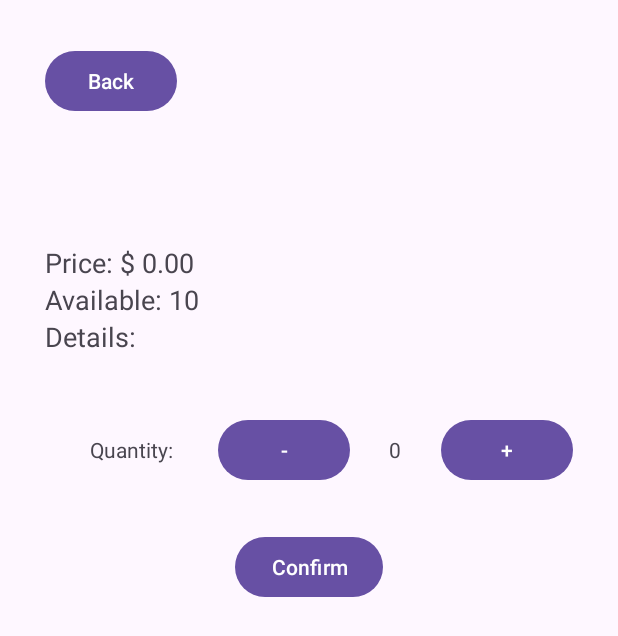
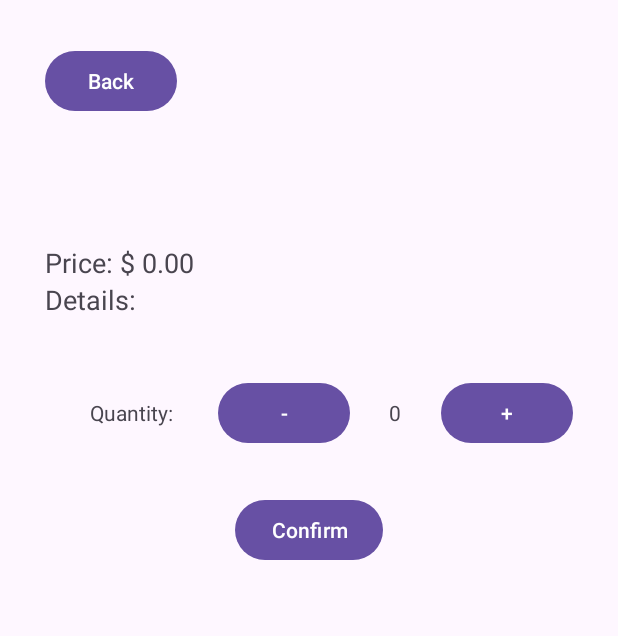
Before and after one commit to Celian4862/MobileDev, an Android app: the DetailsActivity screen opened directly, with no data from a screen before it, on a phone screen of 412 x 824 dp. Shown: the top 636 px of the screen. Run offline under Robolectric (Android 15) with nearby library versions, the phone set to English and light mode, and no system bars.

Commit message:
Updated activity_details.xml, strings.xml Removed the "available" TextView and the available string resource

```diff
--- a/app/src/main/res/layout/activity_details.xml
+++ b/app/src/main/res/layout/activity_details.xml
@@ -50,13 +50,6 @@
                 android:layout_width="match_parent"
                 android:layout_height="wrap_content"
                 android:text=""
-                android:textSize="18sp" />
-
-            <TextView
-                android:id="@+id/avail"
-                android:layout_width="match_parent"
-                android:layout_height="wrap_content"
-                android:text="@string/available"
                 android:textSize="18sp" />
 
             <TextView
--- a/app/src/main/res/values/strings.xml
+++ b/app/src/main/res/values/strings.xml
@@ -21,6 +21,5 @@
     <string name="confirm">Confirm</string>
     <string name="details">Details:</string>
     <string name="zero">0</string>
-    <string name="available">Available: 10</string>
     <string name="price">Price: $ %1$d.00</string>
 </resources>
```
